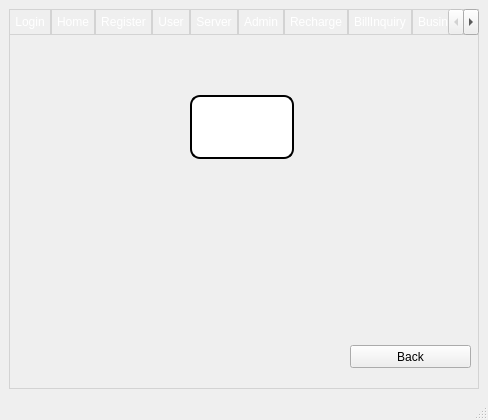
The window that src/telecharge.ui (Jackie-Li-0228/SQL-telecharge-system) describes before a commit, drawn with Qt 5.
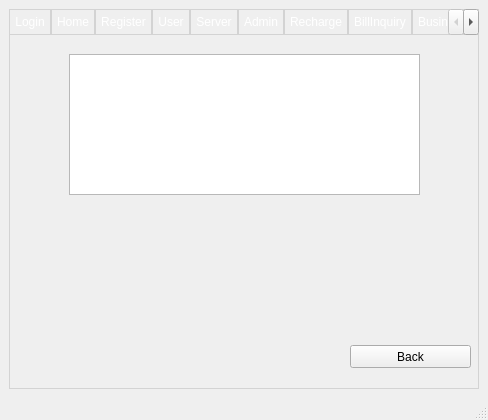
The same window after the commit. The open tabs and pages were chosen to show the change. Icons and pictures are not drawn.

Commit message: debug: no more than dot2 in recharge function

```diff
--- a/src/telecharge.ui
+++ b/src/telecharge.ui
@@ -1039,22 +1039,20 @@
          <string>Back</string>
         </property>
        </widget>
-       <widget class="QTextEdit" name="billTextEdit">
+       <widget class="QWidget" name="verticalLayoutWidget_3">
         <property name="geometry">
          <rect>
-          <x>180</x>
-          <y>60</y>
-          <width>104</width>
-          <height>64</height>
+          <x>59</x>
+          <y>19</y>
+          <width>351</width>
+          <height>141</height>
          </rect>
         </property>
-        <property name="styleSheet">
-         <string notr="true">border: 2px solid #000000;
-border-radius: 10px;
-background-color: #FFFFFF;
-color: #000000;
-padding: 5px;</string>
-        </property>
+        <layout class="QVBoxLayout" name="billTableLayout">
+         <item>
+          <widget class="QTableWidget" name="billTableWidget"/>
+         </item>
+        </layout>
        </widget>
       </widget>
       <widget class="QWidget" name="tab_businessHandling">
```
Left out of the diff: 12 changed lines with no effect on the pictures. The commit also changes 1 other file.
